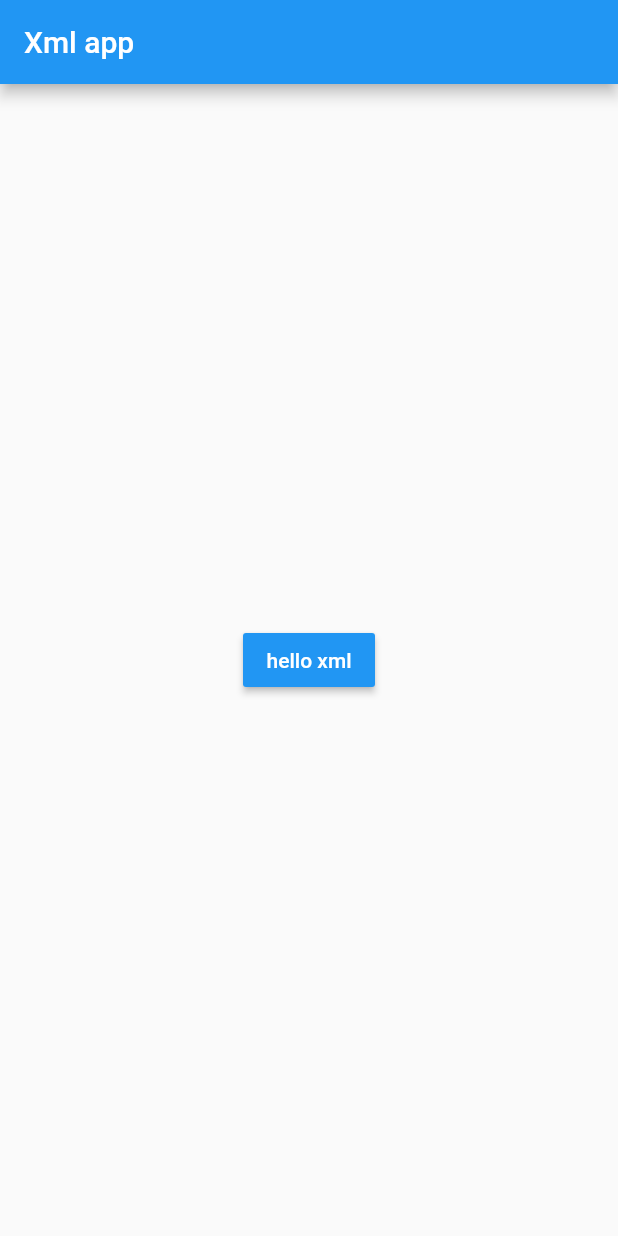
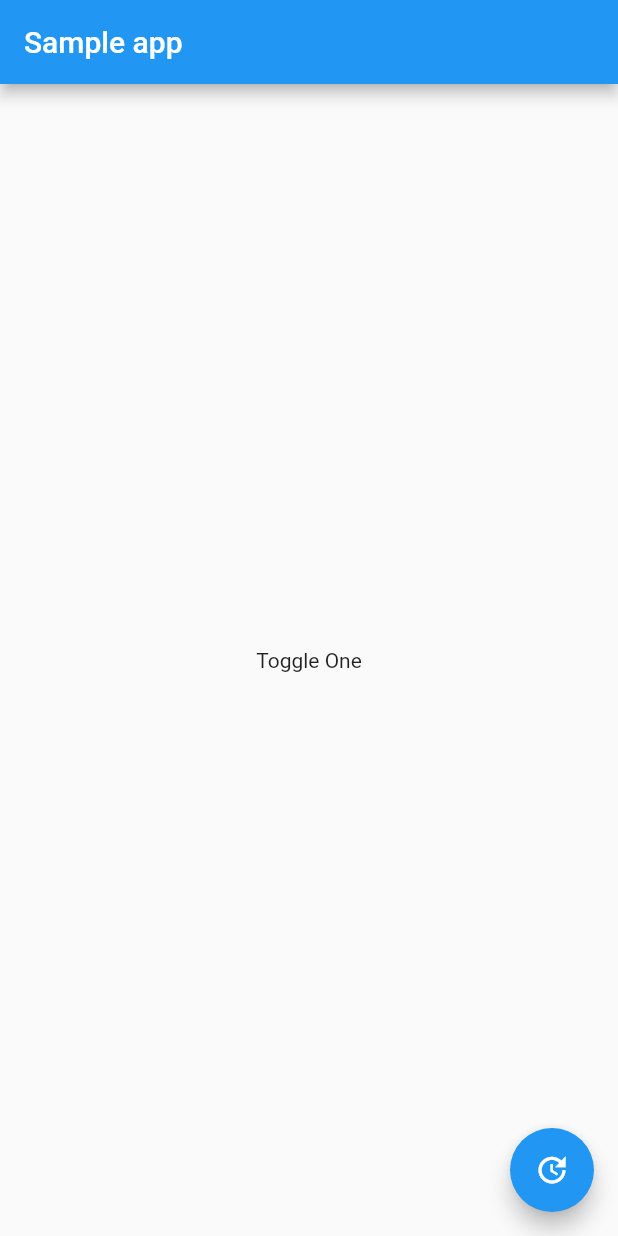
Before and after one commit to oneweekonething-ch/flutter_for_android, a Flutter app: the screen it shows after launch, on a phone screen of 412 x 824 dp. Run offline on Flutter 3.47's test engine with Material 2 defaults, Android fonts, the phone set to English and light mode, and no system bars.

Commit message:
refs fix 如何在布局中添加或删除组件

```diff
--- a/lib/main.dart
+++ b/lib/main.dart
@@ -19,28 +19,60 @@ class SampleAppPage extends StatefulWidget {
   SampleAppPage({Key? key}) : super(key: key);
 
   @override
-  _XmlAppPageState createState() {
-    return new _XmlAppPageState();
+  _SampleAppPageState createState() {
+    return new _SampleAppPageState();
   }
 }
 
-class _XmlAppPageState extends State {
+class _SampleAppPageState extends State<SampleAppPage> {
+  bool toggle = true;
+
+  void _toggle() {
+    setState(() {
+      toggle = !toggle;
+    });
+  }
+
+  _getToggleChild() {
+    if (toggle) {
+      return new Text("Toggle One");
+    } else {
+      return new MaterialButton(
+          onPressed: () {}, child: new Text("Toggle Two"));
+    }
+  }
+
   @override
   Widget build(BuildContext context) {
     return new Scaffold(
-      appBar: new AppBar(title: new Text("Xml app")),
-      body: new Center(
-        child: new MaterialButton(
-          color: Colors.blue,
-          textColor: Colors.white,
-          onPressed: () {},
-          child: new Text("hello xml"),
-          padding: new EdgeInsets.only(left: 10.0, right: 10.0),
-        ),
+      appBar: new AppBar(title: new Text("Sample app")),
+      body: new Center(child: _getToggleChild()),
+      floatingActionButton: new FloatingActionButton(
+        onPressed: _toggle,
+        tooltip: 'toggle',
+        child: new Icon(Icons.update),
       ),
     );
   }
 }
+
+// class _XmlAppPageState extends State {
+//   @override
+//   Widget build(BuildContext context) {
+//     return new Scaffold(
+//       appBar: new AppBar(title: new Text("Xml app")),
+//       body: new Center(
+//         child: new MaterialButton(
+//           color: Colors.blue,
+//           textColor: Colors.white,
+//           onPressed: () {},
+//           child: new Text("hello xml"),
+//           padding: new EdgeInsets.only(left: 10.0, right: 10.0),
+//         ),
+//       ),
+//     );
+//   }
+// }
 
 //
 // class _SampleAppPageState extends State<SampleAppPage> {
```
